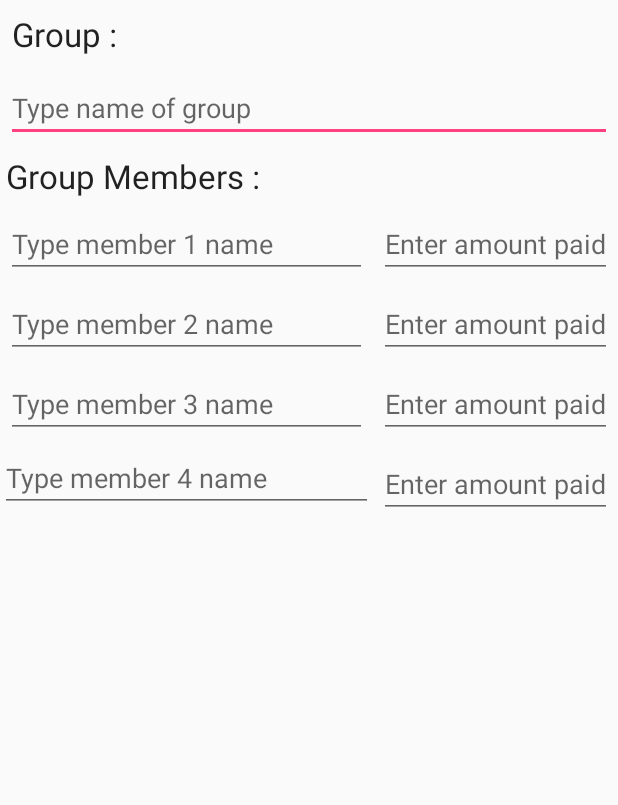
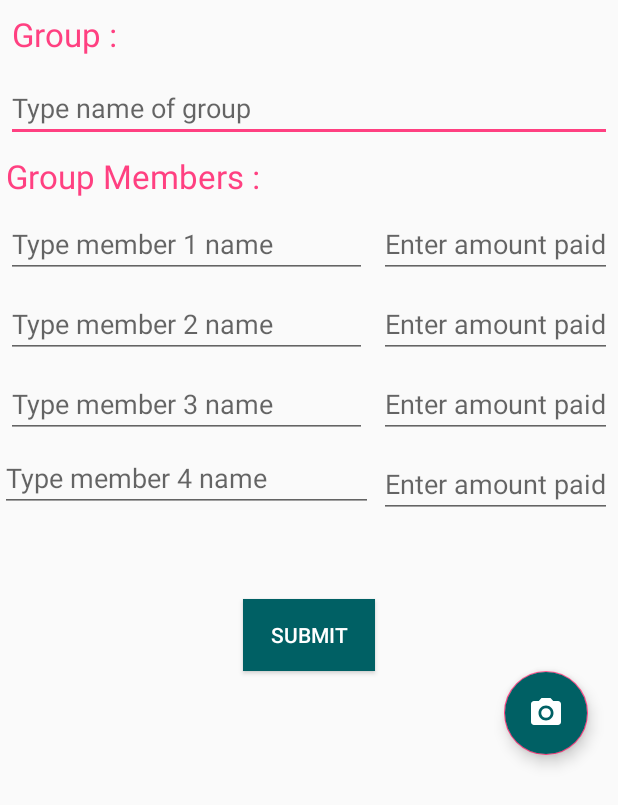
Before and after one commit to gaurav167/tripSplit, an Android app: the layout activity_add_abill.xml on its own in the app's theme, with its tools: preview values and no code run, on a phone screen of 412 x 824 dp. Shown: the top 805 px of the screen. Run offline under Robolectric (Android 15) with nearby library versions, the phone set to English and light mode, and no system bars.

Commit message:
Adding functionality for splitting bill by uploading a photo of bill

```diff
--- a/Android/app/src/main/AndroidManifest.xml
+++ b/Android/app/src/main/AndroidManifest.xml
@@ -2,6 +2,7 @@
 <manifest xmlns:android="http://schemas.android.com/apk/res/android"
     package="me.kungfucat.tripsplit">
 
+    <uses-permission android:name="android.permission.CAMERA"> </uses-permission>
     <application
         android:allowBackup="true"
         android:icon="@mipmap/ic_launcher"
--- /dev/null
+++ b/Android/app/src/main/res/drawable/ic_camera.xml
@@ -0,0 +1,12 @@
+<vector xmlns:android="http://schemas.android.com/apk/res/android"
+        android:width="24dp"
+        android:height="24dp"
+        android:viewportWidth="24.0"
+        android:viewportHeight="24.0">
+    <path
+        android:fillColor="#FF000000"
+        android:pathData="M12,12m-3.2,0a3.2,3.2 0,1 1,6.4 0a3.2,3.2 0,1 1,-6.4 0"/>
+    <path
+        android:fillColor="#FF000000"
+        android:pathData="M9,2L7.17,4L4,4c-1.1,0 -2,0.9 -2,2v12c0,1.1 0.9,2 2,2h16c1.1,0 2,-0.9 2,-2L22,6c0,-1.1 -0.9,-2 -2,-2h-3.17L15,2L9,2zM12,17c-2.76,0 -5,-2.24 -5,-5s2.24,-5 5,-5 5,2.24 5,5 -2.24,5 -5,5z"/>
+</vector>
--- a/Android/app/src/main/res/layout/activity_add_abill.xml
+++ b/Android/app/src/main/res/layout/activity_add_abill.xml
@@ -13,7 +13,8 @@
     android:layout_height="wrap_content"
     android:text="Group :"
     android:textAppearance="?android:textAppearanceLarge"
-    android:layout_margin="8dp"/>
+    android:layout_margin="8dp"
+    android:textColor="@color/colorAccent"/>
 
 <EditText
     android:layout_width="match_parent"
@@ -27,7 +28,8 @@
     android:layout_height="wrap_content"
     android:text="Group Members :"
     android:textAppearance="?android:textAppearanceLarge"
-    android:layout_margin="4dp"/>
+    android:layout_margin="4dp"
+    android:textColor="@color/colorAccent"/>
 
     <LinearLayout
         android:layout_width="match_parent"
@@ -111,4 +113,23 @@
 
         </LinearLayout>
 
+    <Button
+        android:layout_width="wrap_content"
+        android:layout_height="wrap_content"
+        android:layout_gravity="center_horizontal"
+        android:layout_marginTop="50dp"
+        android:background="@color/toolbarColor"
+        android:text="Submit"
+        android:textColor="@color/white"/>
+    <android.support.design.widget.FloatingActionButton
+        android:id="@+id/camera_fab"
+        android:layout_width="56dp"
+        android:layout_height="56dp"
+        android:layout_gravity="bottom|end"
+        android:layout_marginBottom="80dp"
+        android:layout_marginRight="20dp"
+        android:tint="@color/white"
+        android:backgroundTint="@color/toolbarColor"
+        app:srcCompat="@drawable/ic_camera" />
+
 </LinearLayout>
```
Also changed, not shown: Android/app/src/main/java/me/kungfucat/tripsplit/AddABillActivity.java (+21 -1 lines), Android/app/src/main/res/layout/activity_main.xml (+0 -32 lines).
